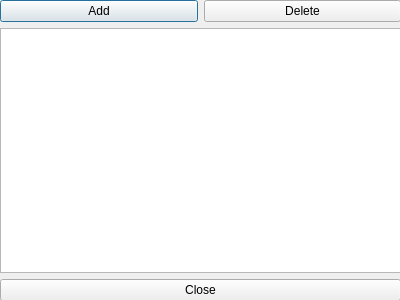
Old version of the form src/gui/src/SoundLibrary/SoundLibraryRepositoryDialog_UI.ui in the repository hydrogen-music/hydrogen.
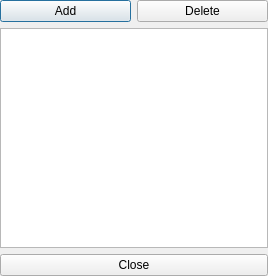
New version of the form.

```diff
--- a/src/gui/src/SoundLibrary/SoundLibraryRepositoryDialog_UI.ui
+++ b/src/gui/src/SoundLibrary/SoundLibraryRepositoryDialog_UI.ui
@@ -6,23 +6,26 @@
    <rect>
     <x>0</x>
     <y>0</y>
-    <width>400</width>
-    <height>300</height>
+    <width>268</width>
+    <height>276</height>
    </rect>
   </property>
   <property name="windowTitle">
    <string>Dialog</string>
   </property>
-  <widget class="QWidget" name="verticalLayout">
-   <property name="geometry">
-    <rect>
-     <x>0</x>
-     <y>0</y>
-     <width>401</width>
-     <height>301</height>
-    </rect>
+  <layout class="QVBoxLayout" name="verticalLayout">
+   <property name="leftMargin">
+    <number>0</number>
    </property>
-   <layout class="QVBoxLayout">
+   <property name="topMargin">
+    <number>0</number>
+   </property>
+   <property name="rightMargin">
+    <number>0</number>
+   </property>
+   <property name="bottomMargin">
+    <number>0</number>
+   </property>
     <item>
      <layout class="QHBoxLayout">
       <item>
@@ -52,7 +55,6 @@
      </widget>
     </item>
    </layout>
-  </widget>
  </widget>
  <resources/>
  <connections/>
```
Lines whose indentation alone changed are shown as unchanged.
